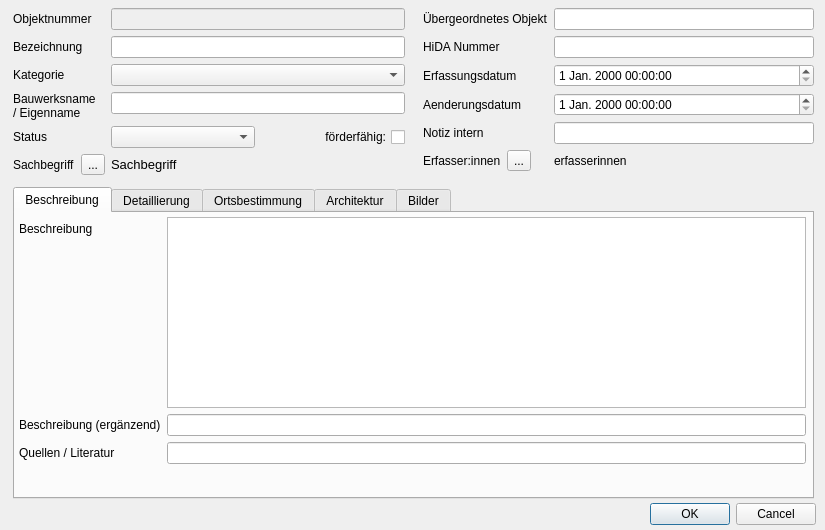
LausitzBergbaukultur/LauGIS, file LauQGIS_frontend/einzelobjekt_form.ui: the form before one commit.
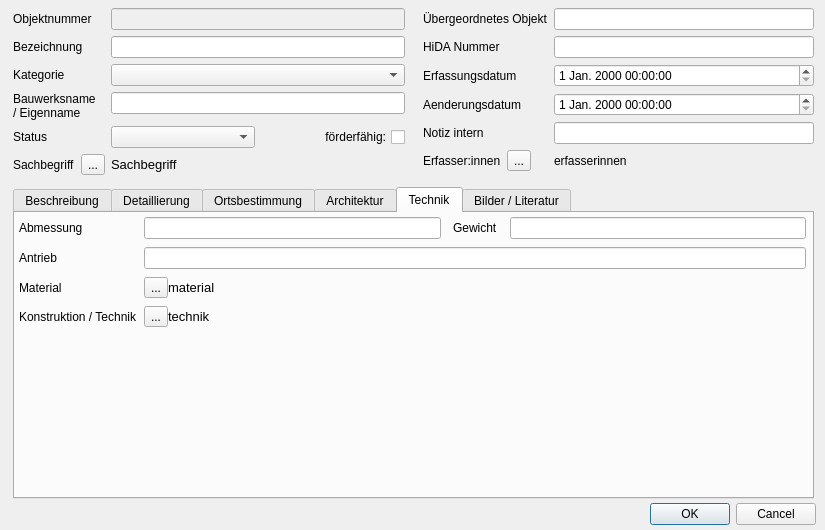
The form after the commit. The open tabs and pages were chosen to show the change. Custom widgets are drawn as their Qt base class.

What changed in the file:
```diff
--- a/LauQGIS_frontend/einzelobjekt_form.ui
+++ b/LauQGIS_frontend/einzelobjekt_form.ui
@@ -376,16 +376,6 @@
          <item row="1" column="1">
           <widget class="QLineEdit" name="beschreibung_ergaenzung"/>
          </item>
-         <item row="2" column="0">
-          <widget class="QLabel" name="lblQuellen">
-           <property name="text">
-            <string>Quellen / Literatur</string>
-           </property>
-          </widget>
-         </item>
-         <item row="2" column="1">
-          <widget class="QLineEdit" name="quellen_literatur"/>
-         </item>
         </layout>
        </widget>
       </widget>
@@ -987,12 +977,244 @@
            </item>
           </layout>
          </item>
+         <item row="4" column="0">
+          <widget class="QLabel" name="lblDachform">
+           <property name="text">
+            <string>Dachform</string>
+           </property>
+          </widget>
+         </item>
+         <item row="4" column="1">
+          <layout class="QHBoxLayout" name="hlayoutDachform">
+           <item>
+            <widget class="QToolButton" name="btn_dachform">
+             <property name="text">
+              <string>...</string>
+             </property>
+            </widget>
+           </item>
+           <item>
+            <widget class="QLabel" name="lbl_return_dachform">
+             <property name="minimumSize">
+              <size>
+               <width>600</width>
+               <height>0</height>
+              </size>
+             </property>
+             <property name="font">
+              <font>
+               <pointsize>10</pointsize>
+               <weight>50</weight>
+               <bold>false</bold>
+              </font>
+             </property>
+             <property name="text">
+              <string>dachform</string>
+             </property>
+             <property name="textFormat">
+              <enum>Qt::PlainText</enum>
+             </property>
+             <property name="alignment">
+              <set>Qt::AlignLeading|Qt::AlignLeft|Qt::AlignVCenter</set>
+             </property>
+             <property name="wordWrap">
+              <bool>true</bool>
+             </property>
+             <property name="margin">
+              <number>6</number>
+             </property>
+            </widget>
+           </item>
+          </layout>
+         </item>
+        </layout>
+       </widget>
+      </widget>
+      <widget class="QWidget" name="TabTechnik">
+       <property name="enabled">
+        <bool>true</bool>
+       </property>
+       <attribute name="title">
+        <string>Technik</string>
+       </attribute>
+       <widget class="QWidget" name="formLayoutWidget_6">
+        <property name="geometry">
+         <rect>
+          <x>0</x>
+          <y>0</y>
+          <width>791</width>
+          <height>251</height>
+         </rect>
+        </property>
+        <layout class="QFormLayout" name="formLayout_Architektur_2">
+         <property name="fieldGrowthPolicy">
+          <enum>QFormLayout::ExpandingFieldsGrow</enum>
+         </property>
+         <property name="rowWrapPolicy">
+          <enum>QFormLayout::WrapLongRows</enum>
+         </property>
+         <property name="labelAlignment">
+          <set>Qt::AlignLeading|Qt::AlignLeft|Qt::AlignTop</set>
+         </property>
+         <property name="formAlignment">
+          <set>Qt::AlignLeading|Qt::AlignLeft|Qt::AlignTop</set>
+         </property>
+         <property name="verticalSpacing">
+          <number>8</number>
+         </property>
+         <property name="leftMargin">
+          <number>4</number>
+         </property>
+         <property name="topMargin">
+          <number>4</number>
+         </property>
+         <item row="0" column="0">
+          <widget class="QLabel" name="lblAbmessung">
+           <property name="text">
+            <string>Abmessung</string>
+           </property>
+          </widget>
+         </item>
+         <item row="0" column="1">
+          <layout class="QHBoxLayout" name="hlayoutAchsenStockwerke_2">
+           <property name="spacing">
+            <number>12</number>
+           </property>
+           <item>
+            <widget class="QLineEdit" name="abmessung"/>
+           </item>
+           <item>
+            <widget class="QLabel" name="lblGewicht">
+             <property name="text">
+              <string>Gewicht</string>
+             </property>
+            </widget>
+           </item>
+           <item>
+            <widget class="QLineEdit" name="gewicht"/>
+           </item>
+          </layout>
+         </item>
+         <item row="1" column="0">
+          <widget class="QLabel" name="lblAntrieb">
+           <property name="text">
+            <string>Antrieb</string>
+           </property>
+          </widget>
+         </item>
+         <item row="1" column="1">
+          <layout class="QHBoxLayout" name="hlayoutGrundriss_2">
+           <item>
+            <widget class="QLineEdit" name="antrieb"/>
+           </item>
+          </layout>
+         </item>
+         <item row="2" column="0">
+          <widget class="QLabel" name="lblMaterial_2">
+           <property name="text">
+            <string>Material</string>
+           </property>
+          </widget>
+         </item>
+         <item row="2" column="1">
+          <layout class="QHBoxLayout" name="hlayoutMaterial_2">
+           <item>
+            <widget class="QToolButton" name="btn_material2">
+             <property name="text">
+              <string>...</string>
+             </property>
+            </widget>
+           </item>
+           <item>
+            <widget class="QLabel" name="lbl_return_material2">
+             <property name="minimumSize">
+              <size>
+               <width>600</width>
+               <height>0</height>
+              </size>
+             </property>
+             <property name="font">
+              <font>
+               <pointsize>10</pointsize>
+               <weight>50</weight>
+               <bold>false</bold>
+              </font>
+             </property>
+             <property name="text">
+              <string>material</string>
+             </property>
+             <property name="textFormat">
+              <enum>Qt::PlainText</enum>
+             </property>
+             <property name="alignment">
+              <set>Qt::AlignLeading|Qt::AlignLeft|Qt::AlignVCenter</set>
+             </property>
+             <property name="wordWrap">
+              <bool>true</bool>
+             </property>
+             <property name="margin">
+              <number>6</number>
+             </property>
+            </widget>
+           </item>
+          </layout>
+         </item>
+         <item row="3" column="0">
+          <widget class="QLabel" name="lblTechnik_2">
+           <property name="text">
+            <string>Konstruktion / Technik</string>
+           </property>
+          </widget>
+         </item>
+         <item row="3" column="1">
+          <layout class="QHBoxLayout" name="hlayoutTechnik_2">
+           <item>
+            <widget class="QToolButton" name="btn_konstruktion2">
+             <property name="text">
+              <string>...</string>
+             </property>
+            </widget>
+           </item>
+           <item>
+            <widget class="QLabel" name="lbl_return_konstruktion2">
+             <property name="minimumSize">
+              <size>
+               <width>600</width>
+               <height>0</height>
+              </size>
+             </property>
+             <property name="font">
+              <font>
+               <pointsize>10</pointsize>
+               <weight>50</weight>
+               <bold>false</bold>
+              </font>
+             </property>
+             <property name="text">
+              <string>technik</string>
+             </property>
+             <property name="textFormat">
+              <enum>Qt::PlainText</enum>
+             </property>
+             <property name="alignment">
+              <set>Qt::AlignLeading|Qt::AlignLeft|Qt::AlignVCenter</set>
+             </property>
+             <property name="wordWrap">
+              <bool>true</bool>
+             </property>
+             <property name="margin">
+              <number>6</number>
+             </property>
+            </widget>
+           </item>
+          </layout>
+         </item>
         </layout>
        </widget>
       </widget>
       <widget class="QWidget" name="TabBilder">
        <attribute name="title">
-        <string>Bilder</string>
+        <string>Bilder / Literatur</string>
        </attribute>
        <widget class="QWidget" name="formLayoutWidget">
         <property name="geometry">
```
Left out of the diff: 137 changed lines with no effect on the pictures.
